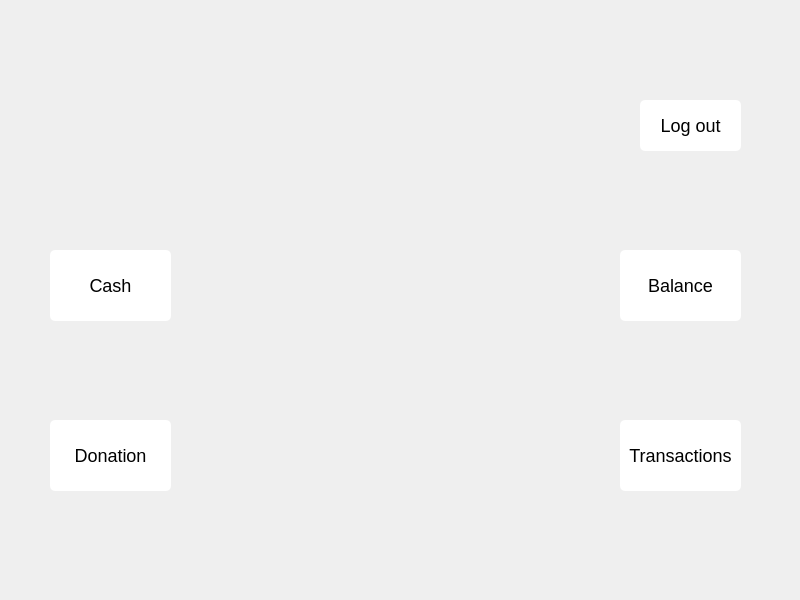
Old version of the form frontend/usermenu.ui in the repository 22kmo-project/group_14.
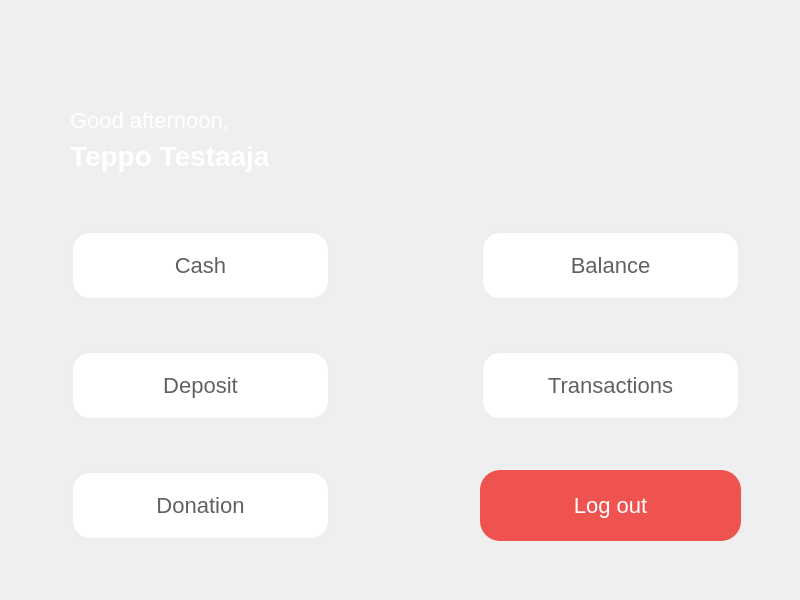
New version of the form. Icons and pictures are not drawn.

The edit to the form file:
```diff
--- a/frontend/usermenu.ui
+++ b/frontend/usermenu.ui
@@ -16,9 +16,9 @@
   <widget class="QPushButton" name="button_cash">
    <property name="geometry">
     <rect>
-     <x>50</x>
-     <y>250</y>
-     <width>121</width>
+     <x>70</x>
+     <y>230</y>
+     <width>261</width>
      <height>71</height>
     </rect>
    </property>
@@ -33,10 +33,10 @@
    <property name="styleSheet">
     <string notr="true">QPushButton {
 background-color: rgb(255, 255, 255);
-color: rgb(0, 0, 0);
-border-radius:5px;
-padding:5 5px;
-font-size:18px;
+color: #616161;
+border-radius:20px;
+font-size:22px;
+border:3px solid #ECEFF1;
 }
 QPushButton:hover {
 background-color: rgb(245, 245, 245);
@@ -53,9 +53,9 @@
   <widget class="QPushButton" name="button_transactions">
    <property name="geometry">
     <rect>
-     <x>620</x>
-     <y>420</y>
-     <width>121</width>
+     <x>480</x>
+     <y>350</y>
+     <width>261</width>
      <height>71</height>
     </rect>
    </property>
@@ -70,10 +70,10 @@
    <property name="styleSheet">
     <string notr="true">QPushButton {
 background-color: rgb(255, 255, 255);
-color: rgb(0, 0, 0);
-border-radius:5px;
-padding:5 5px;
-font-size:18px;
+color: #616161;
+border-radius:20px;
+font-size:22px;
+border:3px solid #ECEFF1;
 }
 QPushButton:hover {
 background-color: rgb(245, 245, 245);
@@ -90,9 +90,9 @@
   <widget class="QPushButton" name="button_donation">
    <property name="geometry">
     <rect>
-     <x>50</x>
-     <y>420</y>
-     <width>121</width>
+     <x>70</x>
+     <y>470</y>
+     <width>261</width>
      <height>71</height>
     </rect>
    </property>
@@ -107,10 +107,10 @@
    <property name="styleSheet">
     <string notr="true">QPushButton {
 background-color: rgb(255, 255, 255);
-color: rgb(0, 0, 0);
-border-radius:5px;
-padding:5 5px;
-font-size:18px;
+color: #616161;
+border-radius:20px;
+font-size:22px;
+border:3px solid #ECEFF1;
 }
 QPushButton:hover {
 background-color: rgb(245, 245, 245);
@@ -127,10 +127,10 @@
   <widget class="QPushButton" name="button_logout">
    <property name="geometry">
     <rect>
-     <x>640</x>
-     <y>100</y>
-     <width>101</width>
-     <height>51</height>
+     <x>480</x>
+     <y>470</y>
+     <width>261</width>
+     <height>71</height>
     </rect>
    </property>
    <property name="font">
@@ -143,11 +143,13 @@
    </property>
    <property name="styleSheet">
     <string notr="true">QPushButton {
-background-color: rgb(255, 255, 255);
-color: rgb(0, 0, 0);
-border-radius:5px;
-padding:5 5px;
-font-size:18px;
+background-color: #EF5350;
+background-image: url(../img/icon_logout.png);
+background-repeat: no-repeat;
+background-position: right middle;
+color: white;
+border-radius:20px;
+font-size:22px;
 }
 QPushButton:hover {
 background-color: rgb(245, 245, 245);
@@ -164,9 +166,9 @@
   <widget class="QPushButton" name="button_balance">
    <property name="geometry">
     <rect>
-     <x>620</x>
-     <y>250</y>
-     <width>121</width>
+     <x>480</x>
+     <y>230</y>
+     <width>261</width>
      <height>71</height>
     </rect>
    </property>
@@ -181,10 +183,10 @@
    <property name="styleSheet">
     <string notr="true">QPushButton {
 background-color: rgb(255, 255, 255);
-color: rgb(0, 0, 0);
-border-radius:5px;
-padding:5 5px;
-font-size:18px;
+color: #616161;
+border-radius:20px;
+font-size:22px;
+border:3px solid #ECEFF1;
 }
 QPushButton:hover {
 background-color: rgb(245, 245, 245);
@@ -198,6 +200,70 @@
     <string>Balance</string>
    </property>
   </widget>
+  <widget class="QLabel" name="label">
+   <property name="geometry">
+    <rect>
+     <x>70</x>
+     <y>130</y>
+     <width>251</width>
+     <height>51</height>
+    </rect>
+   </property>
+   <property name="styleSheet">
+    <string notr="true">font-size:28px;
+color:white;
+font-weight:bold;</string>
+   </property>
+   <property name="text">
+    <string>Teppo Testaaja</string>
+   </property>
+  </widget>
+  <widget class="QLabel" name="label_2">
+   <property name="geometry">
+    <rect>
+     <x>70</x>
+     <y>100</y>
+     <width>201</width>
+     <height>41</height>
+    </rect>
+   </property>
+   <property name="styleSheet">
+    <string notr="true">color:white;
+font-size:22px;</string>
+   </property>
+   <property name="text">
+    <string>Good afternoon,</string>
+   </property>
+  </widget>
+  <widget class="QPushButton" name="button_deposit">
+   <property name="geometry">
+    <rect>
+     <x>70</x>
+     <y>350</y>
+     <width>261</width>
+     <height>71</height>
+    </rect>
+   </property>
+   <property name="cursor">
+    <cursorShape>PointingHandCursor</cursorShape>
+   </property>
+   <property name="styleSheet">
+    <string notr="true">QPushButton {
+background-color: rgb(255, 255, 255);
+color: #616161;
+border-radius:20px;
+font-size:22px;
+border:3px solid #ECEFF1;
+}
+QPushButton:hover {
+background-color: #ECEFF1;
+color:#37474F;
+}</string>
+   </property>
+   <property name="text">
+    <string>Deposit</string>
+   </property>
+  </widget>
  </widget>
  <resources/>
  <connections/>
```
Left out of the diff: 34 changed lines with no effect on the pictures.
